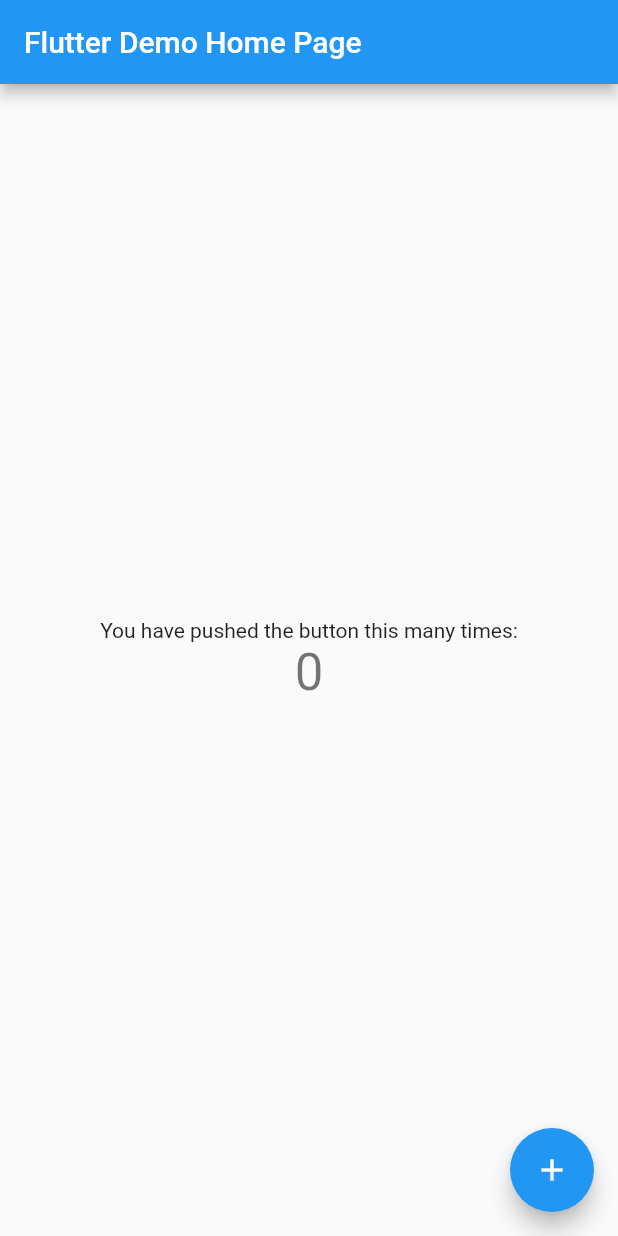
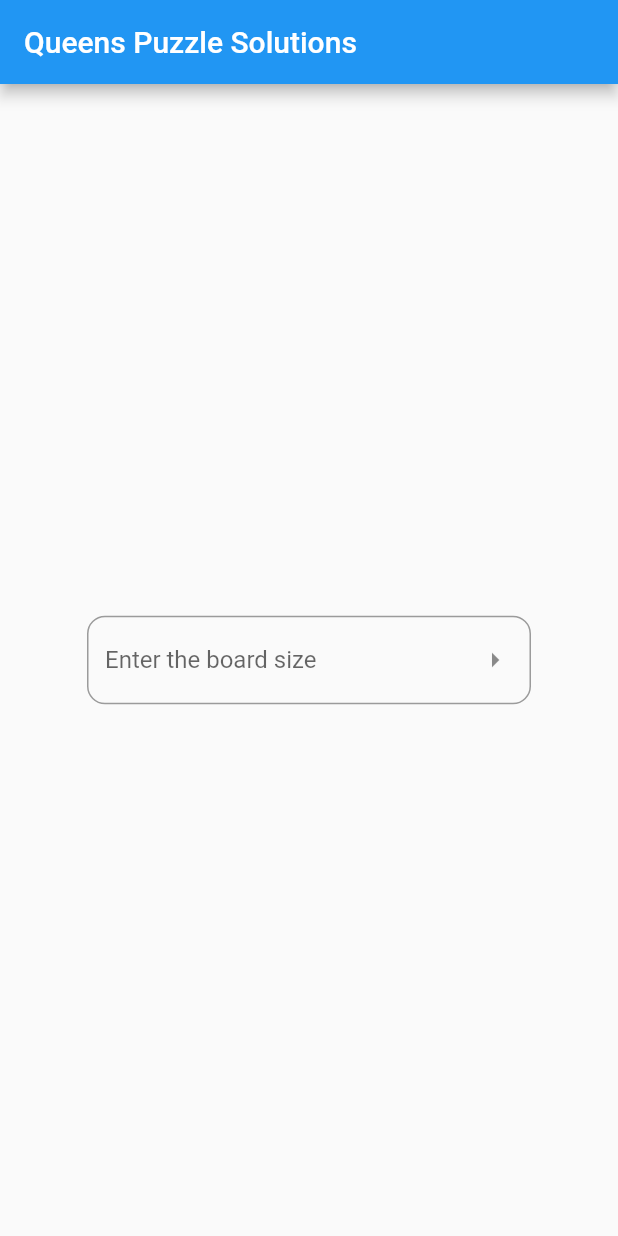
Before and after one commit to JavGar/n_queens_puzzle, a Flutter app: the screen it shows after launch, on a phone screen of 412 x 824 dp. Run offline on Flutter 3.47's test engine with Material 2 defaults, Android fonts, the phone set to English and light mode, and no system bars; our stand-ins replace bloc, equatable, flutter_bloc.

Commit message:
Add UI to show firts solution

```diff
--- a/lib/main.dart
+++ b/lib/main.dart
@@ -1,4 +1,9 @@
 import 'package:flutter/material.dart';
+import 'package:flutter_bloc/flutter_bloc.dart';
+import 'package:n_quees_puzzle/scenes/queens_puzzle/data/repositories/queens_puzzle_repository_impl.dart';
+import 'package:n_quees_puzzle/scenes/queens_puzzle/domain/usecases/get_board_solutions.dart';
+import 'package:n_quees_puzzle/scenes/queens_puzzle/presentation/bloc/bloc.dart';
+import 'package:n_quees_puzzle/scenes/queens_puzzle/presentation/pages/queens_puzzle_page.dart';
 
 void main() => runApp(MyApp());
 
@@ -9,103 +14,13 @@ class MyApp extends StatelessWidget {
     return MaterialApp(
       title: 'Flutter Demo',
       theme: ThemeData(
-        // This is the theme of your application.
-        //
-        // Try running your application with "flutter run". You'll see the
-        // application has a blue toolbar. Then, without quitting the app, try
-        // changing the primarySwatch below to Colors.green and then invoke
-        // "hot reload" (press "r" in the console where you ran "flutter run",
-        // or simply save your changes to "hot reload" in a Flutter IDE).
-        // Notice that the counter didn't reset back to zero; the application
-        // is not restarted.
         primarySwatch: Colors.blue,
       ),
-      home: MyHomePage(title: 'Flutter Demo Home Page'),
+      home: BlocProvider(
+        builder: (context) =>
+            QueensPuzzleBloc(GetBoardSolutions(QueensPuzzleRepositoryImpl())),
+        child: QueensPuzzlePage(),
+      ),
     );
   }
 }
-
-class MyHomePage extends StatefulWidget {
-  MyHomePage({Key key, this.title}) : super(key: key);
-
-  // This widget is the home page of your application. It is stateful, meaning
-  // that it has a State object (defined below) that contains fields that affect
-  // how it looks.
-
-  // This class is the configuration for the state. It holds the values (in this
-  // case the title) provided by the parent (in this case the App widget) and
-  // used by the build method of the State. Fields in a Widget subclass are
-  // always marked "final".
-
-  final String title;
-
-  @override
-  _MyHomePageState createState() => _MyHomePageState();
-}
-
-class _MyHomePageState extends State<MyHomePage> {
-  int _counter = 0;
-
-  void _incrementCounter() {
-    setState(() {
-      // This call to setState tells the Flutter framework that something has
-      // changed in this State, which causes it to rerun the build method below
-      // so that the display can reflect the updated values. If we changed
-      // _counter without calling setState(), then the build method would not be
-      // called again, and so nothing would appear to happen.
-      _counter++;
-    });
-  }
-
-  @override
-  Widget build(BuildContext context) {
-    // This method is rerun every time setState is called, for instance as done
-    // by the _incrementCounter method above.
-    //
-    // The Flutter framework has been optimized to make rerunning build methods
-    // fast, so that you can just rebuild anything that needs updating rather
-    // than having to individually change instances of widgets.
-    return Scaffold(
-      appBar: AppBar(
-        // Here we take the value from the MyHomePage object that was created by
-        // the App.build method, and use it to set our appbar title.
-        title: Text(widget.title),
-      ),
-      body: Center(
-        // Center is a layout widget. It takes a single child and positions it
-        // in the middle of the parent.
-        child: Column(
-          // Column is also a layout widget. It takes a list of children and
-          // arranges them vertically. By default, it sizes itself to fit its
-          // children horizontally, and tries to be as tall as its parent.
-          //
-          // Invoke "debug painting" (press "p" in the console, choose the
-          // "Toggle Debug Paint" action from the Flutter Inspector in Android
-          // Studio, or the "Toggle Debug Paint" command in Visual Studio Code)
-          // to see the wireframe for each widget.
-          //
-          // Column has various properties to control how it sizes itself and
-          // how it positions its children. Here we use mainAxisAlignment to
-          // center the children vertically; the main axis here is the vertical
-          // axis because Columns are vertical (the cross axis would be
-          // horizontal).
-          mainAxisAlignment: MainAxisAlignment.center,
-          children: <Widget>[
-            Text(
-              'You have pushed the button this many times:',
-            ),
-            Text(
-              '$_counter',
-              style: Theme.of(context).textTheme.display1,
-            ),
-          ],
-        ),
-      ),
-      floatingActionButton: FloatingActionButton(
-        onPressed: _incrementCounter,
-        tooltip: 'Increment',
-        child: Icon(Icons.add),
-      ), // This trailing comma makes auto-formatting nicer for build methods.
-    );
-  }
-}
--- /dev/null
+++ b/lib/scenes/queens_puzzle/presentation/pages/queens_puzzle_page.dart
@@ -0,0 +1,99 @@
+import 'package:flutter/material.dart';
+import 'package:flutter_bloc/flutter_bloc.dart';
+import 'package:n_quees_puzzle/scenes/queens_puzzle/presentation/bloc/bloc.dart';
+import 'package:n_quees_puzzle/scenes/queens_puzzle/presentation/widgets/board_size_input_field.dart';
+
+class QueensPuzzlePage extends StatelessWidget {
+  @override
+  Widget build(BuildContext context) {
+    return Scaffold(
+      appBar: AppBar(
+        title: Text("Queens Puzzle Solutions"),
+      ),
+      body: Container(
+        padding: EdgeInsets.all(8.0),
+        alignment: Alignment.topCenter,
+        child: BlocListener<QueensPuzzleBloc, QueensPuzzleState>(
+          listener: (context, state) {
+            if (state is ErrorQueensPuzzleState) {
+              Scaffold.of(context).showSnackBar(SnackBar(
+                content: Text(state.message),
+              ));
+            }
+          },
+          child: BlocBuilder<QueensPuzzleBloc, QueensPuzzleState>(
+            builder: (context, state) {
+              if (state is InitialQueensPuzzleState) {
+                return buildInitialInput();
+              } else if (state is LoadingQueensPuzzleState) {
+                print("is loading");
+                return buildLoading();
+              } else if (state is LoadedQueensPuzzleState) {
+                return buildBoard(context, state.solutions);
+              } else if (state is ErrorQueensPuzzleState) {
+                return buildInitialInput();
+              }
+            },
+          ),
+        ),
+      ),
+    );
+  }
+
+  Widget buildInitialInput() {
+    return Center(
+      child: BoardSizeInputField(),
+    );
+  }
+
+  Widget buildLoading() {
+    print("building loadin");
+    return Center(
+      child: Placeholder(),
+    );
+  }
+
+  Column buildBoard(BuildContext context, List<List> solutions) {
+    List firstSolution = solutions[0];
+
+    List<Widget> boardRows = List<Widget>();
+    for (var row = 0; row < firstSolution.length; row++) {
+      List<Widget> columns = List<Widget>();
+      for (var col = 0; col < firstSolution.length; col++) {
+        var color = Colors.white;
+
+        if (((row % 2) + (col % 2)) % 2 == 0) {
+          color = Color.fromRGBO(160, 82, 45, 1);
+        } else {
+          color = Color.fromRGBO(160, 82, 45, 0.1);
+        }
+
+        if (firstSolution[row] == col) {
+          color = Colors.black;
+        }
+
+        columns.add(Expanded(
+          child: Container(
+            color: color,
+            height: MediaQuery.of(context).size.width / firstSolution.length,
+            child: Text(''),
+          ),
+        ));
+      }
+      final rowBoard = Row(
+        children: columns,
+      );
+      boardRows.add(rowBoard);
+    }
+
+    return Column(
+      children: <Widget>[
+        BoardSizeInputField(),
+        SizedBox(height: 20),
+        Column(
+          children: boardRows,
+        )
+      ],
+    );
+  }
+}
--- /dev/null
+++ b/lib/scenes/queens_puzzle/presentation/widgets/board_size_input_field.dart
@@ -0,0 +1,27 @@
+import 'package:flutter/material.dart';
+import 'package:flutter_bloc/flutter_bloc.dart';
+import 'package:n_quees_puzzle/scenes/queens_puzzle/presentation/bloc/bloc.dart';
+
+class BoardSizeInputField extends StatelessWidget {
+  @override
+  Widget build(BuildContext context) {
+    return Padding(
+      padding: const EdgeInsets.symmetric(horizontal: 50),
+      child: TextField(
+        onSubmitted: (value) => submitBoardSize(context, value),
+        keyboardType: TextInputType.number,
+        textInputAction: TextInputAction.search,
+        decoration: InputDecoration(
+          hintText: "Enter the board size",
+          border: OutlineInputBorder(borderRadius: BorderRadius.circular(12)),
+          suffixIcon: Icon(Icons.arrow_right),
+        ),
+      ),
+    );
+  }
+
+  void submitBoardSize(BuildContext context, String boardSize) {
+    final queensPuzzleBloc = BlocProvider.of<QueensPuzzleBloc>(context);
+    queensPuzzleBloc.add(CalculateSolutions(int.parse(boardSize)));
+  }
+}
```
